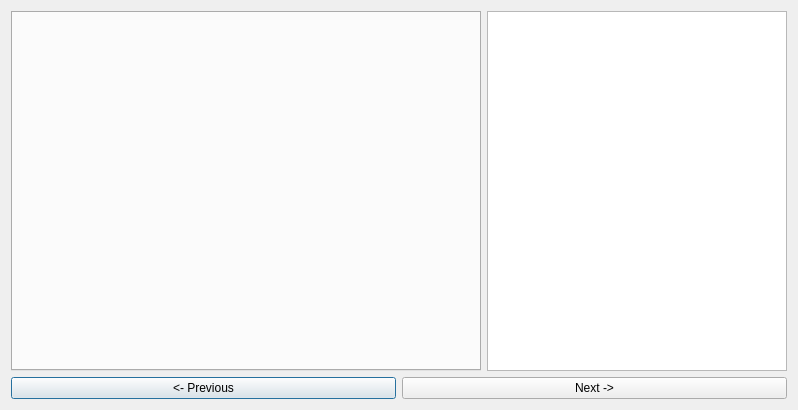
ArashMassoudieh/OpenHydroQual, file ModelWizard/wizarddialog.ui: the form before one commit.
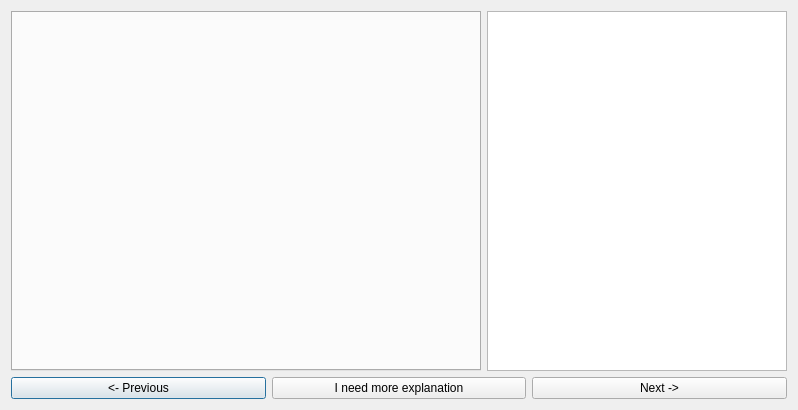
The form after the commit.

What changed in the file:
```diff
--- a/ModelWizard/wizarddialog.ui
+++ b/ModelWizard/wizarddialog.ui
@@ -40,6 +40,13 @@
        </property>
       </widget>
      </item>
+     <item>
+      <widget class="QPushButton" name="OpenHTML">
+       <property name="text">
+        <string>I need more explanation</string>
+       </property>
+      </widget>
+     </item>
      <item>
       <widget class="QPushButton" name="Next">
        <property name="text">
```
